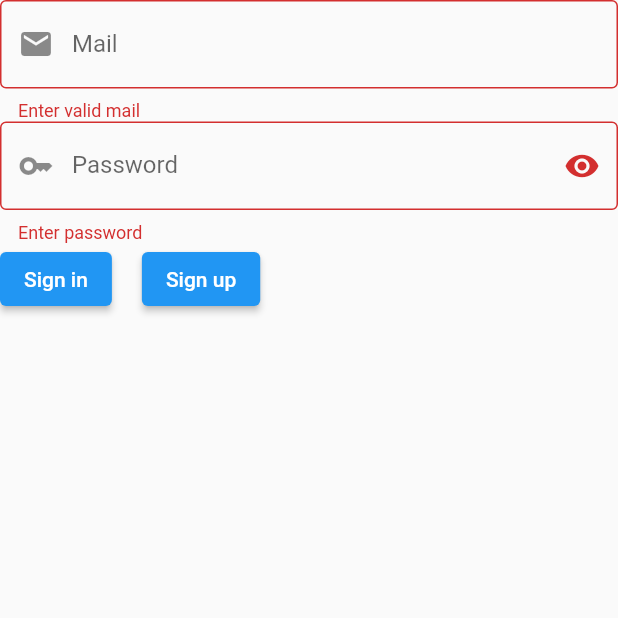
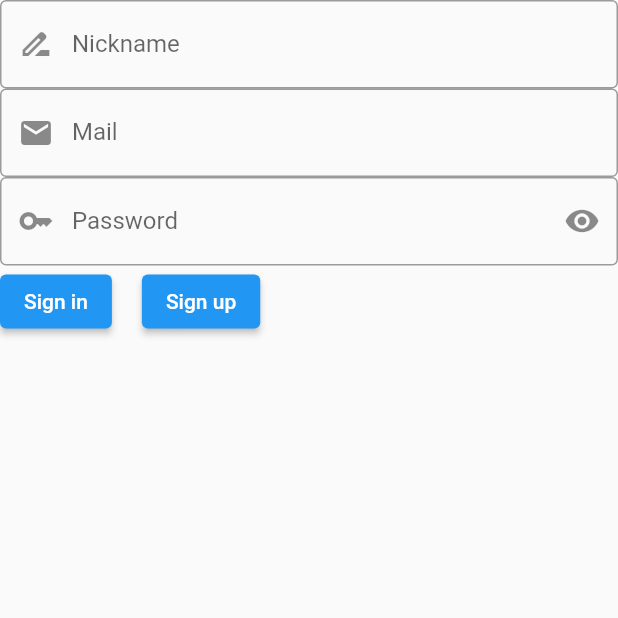
Before and after one commit to Dawid-Dlugosz/Primus, a Flutter app: the screen it shows after launch, after a tap on "Sign in", after a tap on "Sign up", on a phone screen of 412 x 824 dp, the top half of it. Run offline on Flutter 3.47's test engine with Material 2 defaults, Android fonts, the phone set to English and light mode, and no system bars; our stand-ins replace cloud_firestore, firebase_auth, firebase_core; accounts and stored records are empty; generated files the repository leaves out were written again.

Commit message:
creat auth

```diff
--- a/lib/enum /collection.dart
+++ b/lib/enum /collection.dart
@@ -0,0 +1,3 @@
+enum FirebaseCollection {
+  nickname,
+}
--- a/lib/exception/busy_nickname.dart
+++ b/lib/exception/busy_nickname.dart
@@ -0,0 +1,3 @@
+class BusyNickname implements Exception {
+  BusyNickname();
+}
--- a/lib/l10n/app_en.arb
+++ b/lib/l10n/app_en.arb
@@ -15,5 +15,8 @@
     "wrongPassword": "Wrong password",
     "emailAlreadyExist": "Email already exist",
     "invalidCredential": "Invalid credential",
-    "weakPassword": "Weak password"
+    "weakPassword": "Weak password",
+    "labelName": "Nickname",
+    "nickNameError": "Enter nickname",
+    "nicknameBusy": "Nickname is busy"
 }
--- a/lib/l10n/app_pl.arb
+++ b/lib/l10n/app_pl.arb
@@ -17,5 +17,8 @@
     "wrongPassword": "Błędne hasło",
     "emailAlreadyExist": "Taki e-mail już istnieje",
     "invalidCredential": "Nieprawidłowe dane",
-    "weakPassword": "Hasło jest za słabe"
+    "weakPassword": "Hasło jest za słabe",
+    "labelName": "Nazwa użytkownika",
+    "nickNameError": "Podaj nazwę użytkownika",
+    "nicknameBusy": "Nazwa użytkownika jest zajęta"
 }
--- a/lib/screen/login_page.dart
+++ b/lib/screen/login_page.dart
@@ -1,6 +1,9 @@
 import 'package:flutter/material.dart';
 import 'package:flutter_gen/gen_l10n/app_localizations.dart';
+import 'package:primus/screen/sign_up_page.dart';
 import 'package:primus/view_models/login_view_model.dart';
+import 'package:primus/view_models/sign_up_view_model.dart';
+import 'package:primus/widgets/loadin_widget.dart';
 import 'package:provider/provider.dart';
 
 class LoginPage extends StatefulWidget {
@@ -14,11 +17,19 @@ class _LoginPageState extends State<LoginPage> {
   late LoginViewModel lViewModel;
 
   @override
+  void dispose() {
+    super.dispose();
+    lViewModel.passwordController.dispose();
+    lViewModel.mailController.dispose();
+  }
+
+  @override
   Widget build(BuildContext context) {
     return Consumer<LoginViewModel>(
       builder: (_, viewModel, __) {
         lViewModel = viewModel;
-        return Form(
+        return !viewModel.loading
+            ? Form(
                 key: viewModel.formKey,
                 child: Column(
                   children: [
@@ -27,8 +38,8 @@ class _LoginPageState extends State<LoginPage> {
                       decoration: InputDecoration(
                         hintText: AppLocalizations.of(context)!.mailHint,
                         labelText: AppLocalizations.of(context)!.labelMail,
-                  border: OutlineInputBorder(),
-                  prefixIcon: Icon(Icons.mail),
+                        border: const OutlineInputBorder(),
+                        prefixIcon: const Icon(Icons.mail),
                       ),
                       validator: (value) {
                         if (value == null || value.isEmpty) {
@@ -45,7 +56,7 @@ class _LoginPageState extends State<LoginPage> {
                           prefixIcon: const Icon(Icons.key),
                           suffixIcon: IconButton(
                             icon: Icon(viewModel.showPassword ? Icons.remove_red_eye_outlined : Icons.remove_red_eye),
-                      onPressed: viewModel.setShowPassowrd,
+                            onPressed: viewModel.setShowPassword,
                           )),
                       validator: (value) {
                         if (value == null || value.isEmpty) {
@@ -67,14 +78,25 @@ class _LoginPageState extends State<LoginPage> {
                           width: 20,
                         ),
                         ElevatedButton(
-                    onPressed: () {},
+                          onPressed: () {
+                            Navigator.push(
+                              context,
+                              MaterialPageRoute(
+                                builder: (context) => ChangeNotifierProvider(
+                                  create: (context) => SignUpViewModel(context),
+                                  child: const SignUpPage(),
+                                ),
+                              ),
+                            );
+                          },
                           child: Text(AppLocalizations.of(context)!.signUp),
                         )
                       ],
                     )
                   ],
                 ),
-        );
+              )
+            : const LoadingWidget();
       },
     );
   }
--- a/lib/screen/sign_up_page.dart
+++ b/lib/screen/sign_up_page.dart
@@ -0,0 +1,107 @@
+import 'package:flutter/material.dart';
+import 'package:flutter_gen/gen_l10n/app_localizations.dart';
+import 'package:primus/view_models/sign_up_view_model.dart';
+import 'package:primus/widgets/loadin_widget.dart';
+import 'package:provider/provider.dart';
+
+class SignUpPage extends StatefulWidget {
+  const SignUpPage({Key? key}) : super(key: key);
+
+  @override
+  State<SignUpPage> createState() => _SignUpPageState();
+}
+
+class _SignUpPageState extends State<SignUpPage> {
+  late SignUpViewModel sViewModel;
+
+  @override
+  void dispose() {
+    super.dispose();
+    sViewModel.passwordController.dispose();
+    sViewModel.nameController.dispose();
+    sViewModel.mailController.dispose();
+  }
+
+  @override
+  Widget build(BuildContext context) {
+    return Scaffold(
+      body: Consumer<SignUpViewModel>(builder: (_, viewModel, __) {
+        sViewModel = viewModel;
+        return !viewModel.loading
+            ? Form(
+                key: viewModel.formKey,
+                child: Column(
+                  children: [
+                    TextFormField(
+                      controller: viewModel.nameController,
+                      decoration: InputDecoration(
+                        labelText: AppLocalizations.of(context)!.labelName,
+                        border: OutlineInputBorder(),
+                        prefixIcon: Icon(Icons.drive_file_rename_outline),
+                      ),
+                      validator: (value) {
+                        if (value == null || value.isEmpty) {
+                          return AppLocalizations.of(context)!.nickNameError;
+                        }
+                      },
+                    ),
+                    TextFormField(
+                      controller: viewModel.mailController,
+                      decoration: InputDecoration(
+                        hintText: AppLocalizations.of(context)!.mailHint,
+                        labelText: AppLocalizations.of(context)!.labelMail,
+                        border: OutlineInputBorder(),
+                        prefixIcon: Icon(Icons.mail),
+                      ),
+                      validator: (value) {
+                        if (value == null || value.isEmpty) {
+                          return AppLocalizations.of(context)!.mailError;
+                        }
+                      },
+                    ),
+                    TextFormField(
+                      controller: viewModel.passwordController,
+                      obscureText: !viewModel.showPassword,
+                      decoration: InputDecoration(
+                          labelText: AppLocalizations.of(context)!.labelPassword,
+                          border: const OutlineInputBorder(),
+                          prefixIcon: const Icon(Icons.key),
+                          suffixIcon: IconButton(
+                            icon: Icon(viewModel.showPassword ? Icons.remove_red_eye_outlined : Icons.remove_red_eye),
+                            onPressed: viewModel.setShowPassword,
+                          )),
+                      validator: (value) {
+                        if (value == null || value.isEmpty) {
+                          return AppLocalizations.of(context)!.passwordError;
+                        }
+                      },
+                    ),
+                    Row(
+                      children: [
+                        ElevatedButton(
+                          onPressed: () {
+                            Navigator.pop(context);
+                          },
+                          child: Text(AppLocalizations.of(context)!.signIn),
+                        ),
+                        const SizedBox(
+                          width: 20,
+                        ),
+                        ElevatedButton(
+                          onPressed: () {
+                            if (viewModel.formKey.currentState!.validate()) {
+                              viewModel.signUp();
+                            }
+                          },
+                          child: Text(AppLocalizations.of(context)!.signUp),
+                        )
+                      ],
+                    )
+                  ],
+                ),
+              )
+            : const LoadingWidget();
+      }),
+    );
+  }
+}
--- a/lib/screen/start_page.dart
+++ b/lib/screen/start_page.dart
@@ -2,6 +2,7 @@ import 'package:firebase_auth/firebase_auth.dart';
 import 'package:flutter/material.dart';
 import 'package:primus/screen/home_page.dart';
 import 'package:primus/screen/login_page.dart';
+import 'package:primus/view_models/home_view_model.dart';
 import 'package:primus/view_models/login_view_model.dart';
 import 'package:primus/widgets/error_widget.dart';
 import 'package:primus/widgets/loadin_widget.dart';
@@ -32,7 +33,10 @@ class _StartPageState extends State<StartPage> {
             return const CustomErrorWidget();
           }
           if (snapshot.hasData) {
-            return const HomePage();
+            return ChangeNotifierProvider<HomeViewModel>(
+              create: (context) => HomeViewModel(context),
+              child: const HomePage(),
+            );
           }
           return ChangeNotifierProvider<LoginViewModel>(
             create: (context) => LoginViewModel(context),
--- a/lib/utils/firebase_auth_error.dart
+++ b/lib/utils/firebase_auth_error.dart
@@ -9,6 +9,7 @@ const emailAlreadyExist = 'email-already-in-use';
 const emailAlreadyExist2 = 'account-exists-with-different-credential';
 const invalidCredential = 'invalid-credential';
 const weakPassword = 'weak-password';
+const nicknameBusy = 'nickname-busy';
 
 String errorCodeToText(String errorCode, BuildContext context) {
   switch (errorCode) {
@@ -27,6 +28,8 @@ String errorCodeToText(String errorCode, BuildContext context) {
       return AppLocalizations.of(context)!.invalidCredential;
     case weakPassword:
       return AppLocalizations.of(context)!.weakPassword;
+    case nicknameBusy:
+      return AppLocalizations.of(context)!.nicknameBusy;
     default:
       return AppLocalizations.of(context)!.invalidCredential;
   }
--- a/lib/view_models/sign_up_view_model.dart
+++ b/lib/view_models/sign_up_view_model.dart
@@ -0,0 +1,74 @@
+import 'package:cloud_firestore/cloud_firestore.dart';
+import 'package:firebase_auth/firebase_auth.dart';
+import 'package:flutter/foundation.dart';
+import 'package:flutter/material.dart';
+import 'package:primus/enum%20/collection.dart';
+import 'package:primus/exception/busy_nickname.dart';
+import 'package:primus/screen/start_page.dart';
+import 'package:primus/utils/firebase_auth_error.dart';
+
+class SignUpViewModel extends ChangeNotifier {
+  SignUpViewModel(this.context);
+
+  final BuildContext context;
+
+  final GlobalKey<FormState> formKey = GlobalKey<FormState>();
+  final TextEditingController nameController = TextEditingController();
+  final TextEditingController mailController = TextEditingController();
+  final TextEditingController passwordController = TextEditingController();
+
+  bool showPassword = false;
+  bool loading = false;
+  void signUp() async {
+    try {
+      loading = true;
+      notifyListeners();
+      await checkNickName();
+      await FirebaseAuth.instance.createUserWithEmailAndPassword(email: mailController.text.trim(), password: passwordController.text).then((value) => {
+            if (value.user?.uid != null)
+              {
+                insertNickname(value.user!.uid),
+              },
+          });
+      loading = false;
+      Navigator.pushReplacement(
+        context,
+        MaterialPageRoute(
+          builder: (context) => const StartPage(),
+        ),
+      );
+    } on FirebaseAuthException catch (e) {
+      showSnackBar(e.code);
+      loading = false;
+      notifyListeners();
+    } on BusyNickname {
+      showSnackBar(nicknameBusy);
+      loading = false;
+      notifyListeners();
+    }
+  }
+
+  void setShowPassword() {
+    showPassword = !showPassword;
+    notifyListeners();
+  }
+
+  void showSnackBar(String errorCode) {
+    var snackBar = SnackBar(content: Text(errorCodeToText(errorCode, context)));
+    ScaffoldMessenger.of(context).showSnackBar(snackBar);
+  }
+
+  Future<void> checkNickName() async {
+    var doc = await FirebaseFirestore.instance.collection(FirebaseCollection.nickname.name).where('nick', isEqualTo: nameController.text).get();
+    if (doc.docs.isNotEmpty) {
+      throw BusyNickname();
+    }
+  }
+
+  void insertNickname(String uid) {
+    var doc = FirebaseFirestore.instance.collection(FirebaseCollection.nickname.name);
+    Map<String, dynamic> json = {};
+    json['nickname'] = nameController.text;
+    doc.doc(uid).set(json);
+  }
+}
--- a/pubspec.yaml
+++ b/pubspec.yaml
@@ -39,6 +39,7 @@ dependencies:
   # Use with the CupertinoIcons class for iOS style icons.
   cupertino_icons: ^1.0.2
   firebase_core: ^1.19.2
+  cloud_firestore: ^3.4.2
 
 dev_dependencies:
   flutter_test:
```
Also changed, not shown: lib/screen/home_page.dart (+18 -1 lines), lib/view_models/home_view_model.dart (+9 -0 lines), lib/view_models/login_view_model.dart (+9 -3 lines), pubspec.lock, 1 other file. Lines whose indentation alone changed are shown as unchanged.
